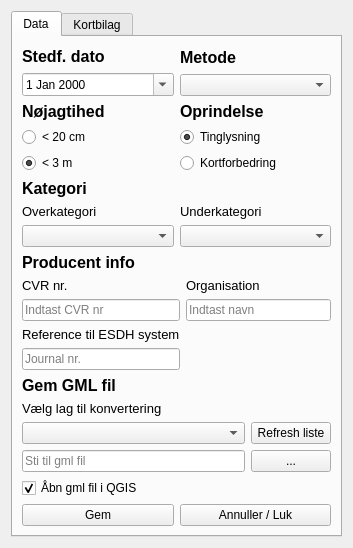
Before: the Qt Designer form tinglysning_gml_dialog_base.ui in danielarnason/TinglysningGml, drawn with Qt 5.
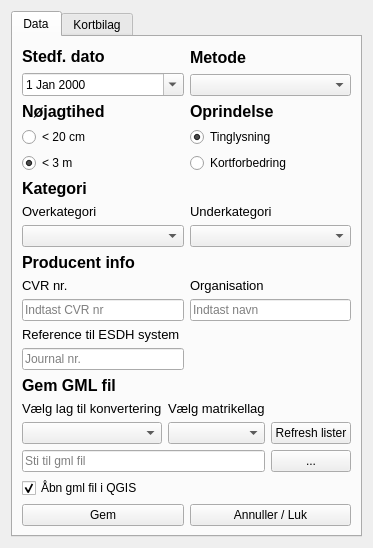
After: the same form once the commit is applied.

Commit message: Nu kan man vælge det matrikellag man gerne vil bruge med en drop down menu

```diff
--- a/tinglysning_gml_dialog_base.ui
+++ b/tinglysning_gml_dialog_base.ui
@@ -6,7 +6,7 @@
    <rect>
     <x>0</x>
     <y>0</y>
-    <width>353</width>
+    <width>364</width>
     <height>548</height>
    </rect>
   </property>
@@ -311,7 +311,7 @@
        </item>
        <item row="4" column="0" colspan="2">
         <layout class="QGridLayout" name="gridLayout_6">
-         <item row="4" column="2">
+         <item row="4" column="3">
           <widget class="QPushButton" name="pushButton_3">
            <property name="text">
             <string>...</string>
@@ -330,17 +330,6 @@
            </property>
           </widget>
          </item>
-         <item row="4" column="1">
-          <layout class="QHBoxLayout" name="horizontalLayout">
-           <item>
-            <widget class="QLineEdit" name="lineEdit_4">
-             <property name="placeholderText">
-              <string>Sti til gml fil</string>
-             </property>
-            </widget>
-           </item>
-          </layout>
-         </item>
          <item row="0" column="1">
           <widget class="QLabel" name="label_8">
            <property name="font">
@@ -368,10 +357,32 @@
            </property>
           </widget>
          </item>
-         <item row="2" column="2">
+         <item row="2" column="3">
           <widget class="QPushButton" name="pushButton_4">
            <property name="text">
-            <string>Refresh liste</string>
+            <string>Refresh lister</string>
+           </property>
+          </widget>
+         </item>
+         <item row="2" column="2">
+          <widget class="QComboBox" name="comboBox_5"/>
+         </item>
+         <item row="1" column="2">
+          <widget class="QLabel" name="label_18">
+           <property name="font">
+            <font>
+             <pointsize>10</pointsize>
+            </font>
+           </property>
+           <property name="text">
+            <string>Vælg matrikellag</string>
+           </property>
+          </widget>
+         </item>
+         <item row="4" column="1" colspan="2">
+          <widget class="QLineEdit" name="lineEdit_4">
+           <property name="placeholderText">
+            <string>Sti til gml fil</string>
            </property>
           </widget>
          </item>
```
The commit also changes 1 other file.
